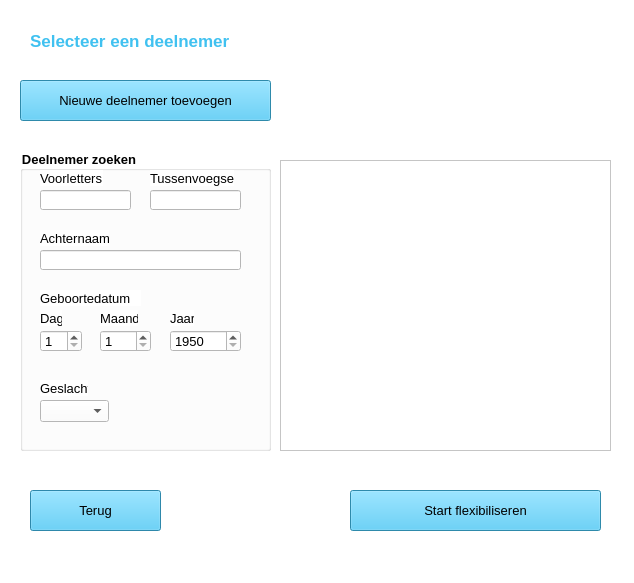
Alwin1234567/AR-project, file deelnemerselectie.ui: the form before one commit.
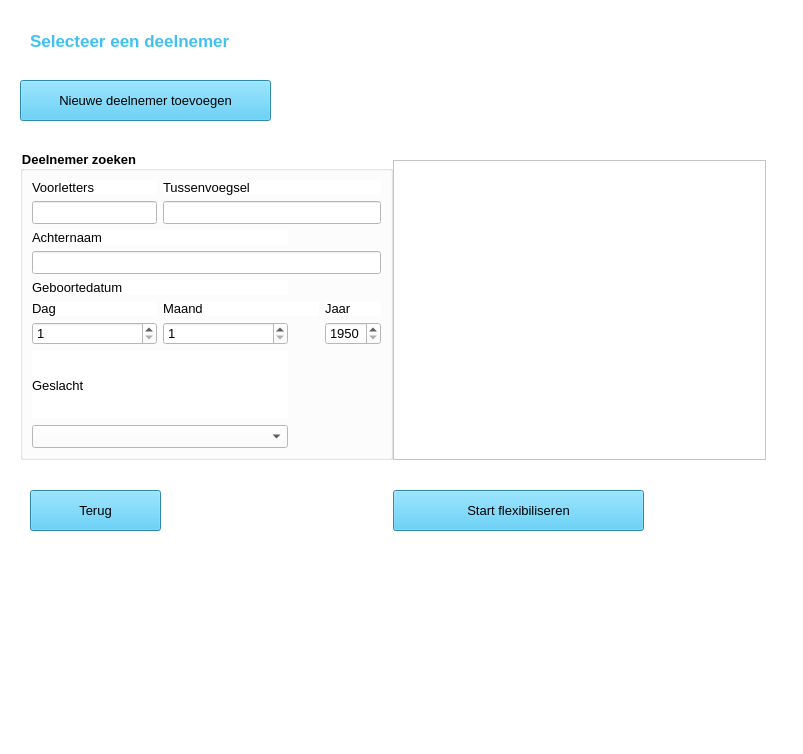
The form after the commit. Icons and pictures are not drawn.

Patch:
```diff
--- a/deelnemerselectie.ui
+++ b/deelnemerselectie.ui
@@ -6,8 +6,8 @@
    <rect>
     <x>0</x>
     <y>0</y>
-    <width>634</width>
-    <height>583</height>
+    <width>803</width>
+    <height>754</height>
    </rect>
   </property>
   <property name="windowTitle">
@@ -20,12 +20,18 @@
    <widget class="QLabel" name="lbl_logo">
     <property name="geometry">
      <rect>
-      <x>400</x>
-      <y>0</y>
+      <x>590</x>
+      <y>10</y>
       <width>200</width>
       <height>44</height>
      </rect>
     </property>
+    <property name="sizePolicy">
+     <sizepolicy hsizetype="Minimum" vsizetype="Fixed">
+      <horstretch>0</horstretch>
+      <verstretch>0</verstretch>
+     </sizepolicy>
+    </property>
     <property name="text">
      <string/>
     </property>
@@ -62,12 +68,18 @@
    <widget class="QPushButton" name="btnStartFlexibiliseren">
     <property name="geometry">
      <rect>
-      <x>350</x>
+      <x>393</x>
       <y>490</y>
       <width>251</width>
       <height>41</height>
      </rect>
     </property>
+    <property name="sizePolicy">
+     <sizepolicy hsizetype="Expanding" vsizetype="Fixed">
+      <horstretch>0</horstretch>
+      <verstretch>0</verstretch>
+     </sizepolicy>
+    </property>
     <property name="font">
      <font>
       <pointsize>10</pointsize>
@@ -83,12 +95,18 @@
    <widget class="QListWidget" name="lwKeuzes">
     <property name="geometry">
      <rect>
-      <x>280</x>
+      <x>393</x>
       <y>160</y>
-      <width>331</width>
-      <height>291</height>
+      <width>373</width>
+      <height>300</height>
      </rect>
     </property>
+    <property name="sizePolicy">
+     <sizepolicy hsizetype="Minimum" vsizetype="Minimum">
+      <horstretch>0</horstretch>
+      <verstretch>0</verstretch>
+     </sizepolicy>
+    </property>
     <property name="font">
      <font>
       <pointsize>10</pointsize>
@@ -100,10 +118,16 @@
      <rect>
       <x>20</x>
       <y>150</y>
-      <width>251</width>
-      <height>301</height>
+      <width>373</width>
+      <height>310</height>
      </rect>
     </property>
+    <property name="sizePolicy">
+     <sizepolicy hsizetype="Expanding" vsizetype="Fixed">
+      <horstretch>10</horstretch>
+      <verstretch>0</verstretch>
+     </sizepolicy>
+    </property>
     <property name="font">
      <font>
       <pointsize>10</pointsize>
@@ -114,14 +138,14 @@
     <property name="title">
      <string>Deelnemer zoeken</string>
     </property>
+    <layout class="QGridLayout" name="gridLayout">
+     <item row="2" column="0" colspan="2">
     <widget class="QLabel" name="label_8">
-     <property name="geometry">
-      <rect>
-       <x>20</x>
-       <y>80</y>
-       <width>69</width>
-       <height>16</height>
-      </rect>
+       <property name="sizePolicy">
+        <sizepolicy hsizetype="Expanding" vsizetype="Fixed">
+         <horstretch>10</horstretch>
+         <verstretch>0</verstretch>
+        </sizepolicy>
      </property>
      <property name="font">
       <font>
@@ -132,29 +156,59 @@
       <string>Achternaam</string>
      </property>
     </widget>
+     </item>
+     <item row="3" column="0" colspan="4">
     <widget class="QLineEdit" name="txtAchternaam">
-     <property name="geometry">
-      <rect>
-       <x>20</x>
-       <y>100</y>
-       <width>201</width>
-       <height>20</height>
-      </rect>
-     </property>
+       <property name="font">
+        <font>
+         <pointsize>10</pointsize>
+        </font>
+       </property>
+      </widget>
+     </item>
+     <item row="4" column="0" colspan="2">
+      <widget class="QLabel" name="label_11">
+       <property name="sizePolicy">
+        <sizepolicy hsizetype="Expanding" vsizetype="Fixed">
+         <horstretch>0</horstretch>
+         <verstretch>0</verstretch>
+        </sizepolicy>
+       </property>
      <property name="font">
       <font>
        <pointsize>10</pointsize>
       </font>
      </property>
-    </widget>
+       <property name="text">
+        <string>Geboortedatum</string>
+       </property>
+      </widget>
+     </item>
+     <item row="5" column="0">
+      <widget class="QLabel" name="label">
+       <property name="sizePolicy">
+        <sizepolicy hsizetype="Expanding" vsizetype="Fixed">
+         <horstretch>0</horstretch>
+         <verstretch>0</verstretch>
+        </sizepolicy>
+       </property>
+       <property name="font">
+        <font>
+         <pointsize>10</pointsize>
+        </font>
+       </property>
+       <property name="text">
+        <string>Dag</string>
+       </property>
+      </widget>
+     </item>
+     <item row="5" column="1" colspan="2">
     <widget class="QLabel" name="label_2">
-     <property name="geometry">
-      <rect>
-       <x>80</x>
-       <y>160</y>
-       <width>38</width>
-       <height>16</height>
-      </rect>
+       <property name="sizePolicy">
+        <sizepolicy hsizetype="Expanding" vsizetype="Fixed">
+         <horstretch>0</horstretch>
+         <verstretch>0</verstretch>
+        </sizepolicy>
      </property>
      <property name="font">
       <font>
@@ -165,35 +219,32 @@
       <string>Maand</string>
      </property>
     </widget>
-    <widget class="QSpinBox" name="sbMaand">
-     <property name="geometry">
-      <rect>
-       <x>80</x>
-       <y>180</y>
-       <width>51</width>
-       <height>22</height>
-      </rect>
+     </item>
+     <item row="5" column="3">
+      <widget class="QLabel" name="label_3">
+       <property name="sizePolicy">
+        <sizepolicy hsizetype="Expanding" vsizetype="Fixed">
+         <horstretch>0</horstretch>
+         <verstretch>0</verstretch>
+        </sizepolicy>
      </property>
      <property name="font">
       <font>
        <pointsize>10</pointsize>
       </font>
      </property>
-     <property name="minimum">
-      <number>1</number>
-     </property>
-     <property name="maximum">
-      <number>12</number>
-     </property>
-    </widget>
+       <property name="text">
+        <string>Jaar</string>
+       </property>
+      </widget>
+     </item>
+     <item row="6" column="0">
     <widget class="QSpinBox" name="sbDag">
-     <property name="geometry">
-      <rect>
-       <x>20</x>
-       <y>180</y>
-       <width>42</width>
-       <height>22</height>
-      </rect>
+       <property name="sizePolicy">
+        <sizepolicy hsizetype="Expanding" vsizetype="Fixed">
+         <horstretch>0</horstretch>
+         <verstretch>0</verstretch>
+        </sizepolicy>
      </property>
      <property name="font">
       <font>
@@ -207,62 +258,56 @@
       <number>31</number>
      </property>
     </widget>
-    <widget class="QLineEdit" name="txtTussenvoegsel">
-     <property name="geometry">
-      <rect>
-       <x>130</x>
-       <y>40</y>
-       <width>91</width>
-       <height>20</height>
-      </rect>
+     </item>
+     <item row="6" column="1">
+      <widget class="QSpinBox" name="sbMaand">
+       <property name="sizePolicy">
+        <sizepolicy hsizetype="Expanding" vsizetype="Fixed">
+         <horstretch>0</horstretch>
+         <verstretch>0</verstretch>
+        </sizepolicy>
      </property>
      <property name="font">
       <font>
        <pointsize>10</pointsize>
       </font>
      </property>
-    </widget>
-    <widget class="QLabel" name="label_7">
-     <property name="geometry">
-      <rect>
-       <x>130</x>
-       <y>20</y>
-       <width>84</width>
-       <height>16</height>
-      </rect>
-     </property>
-     <property name="font">
-      <font>
-       <pointsize>10</pointsize>
-      </font>
-     </property>
-     <property name="text">
-      <string>Tussenvoegsel</string>
-     </property>
-    </widget>
-    <widget class="QLineEdit" name="txtVoorletters">
-     <property name="geometry">
-      <rect>
-       <x>20</x>
-       <y>40</y>
-       <width>91</width>
-       <height>20</height>
-      </rect>
+       <property name="minimum">
+        <number>1</number>
+       </property>
+       <property name="maximum">
+        <number>12</number>
+       </property>
+      </widget>
+     </item>
+     <item row="6" column="3">
+      <widget class="QSpinBox" name="sbJaar">
+       <property name="sizePolicy">
+        <sizepolicy hsizetype="Expanding" vsizetype="Fixed">
+         <horstretch>0</horstretch>
+         <verstretch>0</verstretch>
+        </sizepolicy>
      </property>
      <property name="font">
       <font>
        <pointsize>10</pointsize>
       </font>
      </property>
-    </widget>
-    <widget class="QLabel" name="label_6">
-     <property name="geometry">
-      <rect>
-       <x>20</x>
-       <y>20</y>
-       <width>63</width>
-       <height>16</height>
-      </rect>
+       <property name="minimum">
+        <number>1950</number>
+       </property>
+       <property name="maximum">
+        <number>2100</number>
+       </property>
+      </widget>
+     </item>
+     <item row="7" column="0" colspan="2">
+      <widget class="QLabel" name="label_4">
+       <property name="sizePolicy">
+        <sizepolicy hsizetype="Expanding" vsizetype="Expanding">
+         <horstretch>100</horstretch>
+         <verstretch>100</verstretch>
+        </sizepolicy>
      </property>
      <property name="font">
       <font>
@@ -270,17 +315,17 @@
       </font>
      </property>
      <property name="text">
-      <string>Voorletters</string>
-     </property>
-    </widget>
+        <string>Geslacht</string>
+       </property>
+      </widget>
+     </item>
+     <item row="8" column="0" colspan="2">
     <widget class="QComboBox" name="cbGeslacht">
-     <property name="geometry">
-      <rect>
-       <x>20</x>
-       <y>250</y>
-       <width>69</width>
-       <height>22</height>
-      </rect>
+       <property name="sizePolicy">
+        <sizepolicy hsizetype="Expanding" vsizetype="Fixed">
+         <horstretch>0</horstretch>
+         <verstretch>0</verstretch>
+        </sizepolicy>
      </property>
      <property name="font">
       <font>
@@ -308,71 +353,63 @@
       </property>
      </item>
     </widget>
-    <widget class="QLabel" name="label_4">
-     <property name="geometry">
-      <rect>
-       <x>20</x>
-       <y>230</y>
-       <width>48</width>
-       <height>16</height>
-      </rect>
+     </item>
+     <item row="1" column="0">
+      <widget class="QLineEdit" name="txtVoorletters">
+       <property name="sizePolicy">
+        <sizepolicy hsizetype="MinimumExpanding" vsizetype="Fixed">
+         <horstretch>0</horstretch>
+         <verstretch>0</verstretch>
+        </sizepolicy>
      </property>
      <property name="font">
       <font>
        <pointsize>10</pointsize>
       </font>
      </property>
-     <property name="text">
-      <string>Geslacht</string>
-     </property>
-    </widget>
-    <widget class="QLabel" name="label">
-     <property name="geometry">
-      <rect>
-       <x>20</x>
-       <y>160</y>
-       <width>22</width>
-       <height>16</height>
-      </rect>
-     </property>
+       <property name="inputMethodHints">
+        <set>Qt::ImhUppercaseOnly</set>
+       </property>
+      </widget>
+     </item>
+     <item row="0" column="0">
+      <widget class="QLabel" name="label_6">
+       <property name="enabled">
+        <bool>true</bool>
+       </property>
+       <property name="sizePolicy">
+        <sizepolicy hsizetype="Ignored" vsizetype="Ignored">
+         <horstretch>0</horstretch>
+         <verstretch>0</verstretch>
+        </sizepolicy>
+       </property>
      <property name="font">
       <font>
        <pointsize>10</pointsize>
-      </font>
-     </property>
+         <stylestrategy>PreferDefault</stylestrategy>
+        </font>
+       </property>
+       <property name="tabletTracking">
+        <bool>false</bool>
+       </property>
      <property name="text">
-      <string>Dag</string>
-     </property>
-    </widget>
-    <widget class="QSpinBox" name="sbJaar">
-     <property name="geometry">
-      <rect>
-       <x>150</x>
-       <y>180</y>
-       <width>71</width>
-       <height>22</height>
-      </rect>
-     </property>
-     <property name="font">
-      <font>
-       <pointsize>10</pointsize>
-      </font>
-     </property>
-     <property name="minimum">
-      <number>1950</number>
-     </property>
-     <property name="maximum">
-      <number>2100</number>
-     </property>
-    </widget>
-    <widget class="QLabel" name="label_3">
-     <property name="geometry">
-      <rect>
-       <x>150</x>
-       <y>160</y>
-       <width>24</width>
-       <height>16</height>
-      </rect>
+        <string>Voorletters</string>
+       </property>
+       <property name="wordWrap">
+        <bool>true</bool>
+       </property>
+       <property name="buddy">
+        <cstring></cstring>
+       </property>
+      </widget>
+     </item>
+     <item row="0" column="1" colspan="3">
+      <widget class="QLabel" name="label_7">
+       <property name="sizePolicy">
+        <sizepolicy hsizetype="Ignored" vsizetype="Ignored">
+         <horstretch>20</horstretch>
+         <verstretch>20</verstretch>
+        </sizepolicy>
      </property>
      <property name="font">
       <font>
@@ -380,33 +417,20 @@
       </font>
      </property>
      <property name="text">
-      <string>Jaar</string>
-     </property>
-    </widget>
-    <widget class="QLabel" name="label_11">
-     <property name="geometry">
-      <rect>
-       <x>20</x>
-       <y>140</y>
-       <width>101</width>
-       <height>16</height>
-      </rect>
-     </property>
-     <property name="sizePolicy">
-      <sizepolicy hsizetype="Fixed" vsizetype="Fixed">
-       <horstretch>0</horstretch>
-       <verstretch>0</verstretch>
-      </sizepolicy>
-     </property>
+        <string>Tussenvoegsel</string>
+       </property>
+      </widget>
+     </item>
+     <item row="1" column="1" colspan="3">
+      <widget class="QLineEdit" name="txtTussenvoegsel">
      <property name="font">
       <font>
        <pointsize>10</pointsize>
       </font>
      </property>
-     <property name="text">
-      <string>Geboortedatum</string>
-     </property>
-    </widget>
+      </widget>
+     </item>
+    </layout>
    </widget>
    <widget class="QLabel" name="label_9">
     <property name="geometry">
@@ -454,29 +478,27 @@
      <string>Terug</string>
     </property>
    </widget>
-   <widget class="QLabel" name="lblFoutmeldingKiezen">
+   <widget class="QFrame" name="horizontalFrame">
     <property name="geometry">
      <rect>
-      <x>30</x>
-      <y>450</y>
-      <width>571</width>
-      <height>31</height>
+      <x>20</x>
+      <y>480</y>
+      <width>731</width>
+      <height>80</height>
      </rect>
     </property>
-    <property name="font">
-     <font>
-      <pointsize>10</pointsize>
-     </font>
+    <layout class="QHBoxLayout" name="horizontalLayout"/>
+   </widget>
+   <widget class="QFrame" name="horizontalFrame">
+    <property name="geometry">
+     <rect>
+      <x>10</x>
+      <y>20</y>
+      <width>271</width>
+      <height>111</height>
+     </rect>
     </property>
-    <property name="styleSheet">
-     <string notr="true">color: rgb(255, 0, 4);</string>
-    </property>
-    <property name="text">
-     <string/>
-    </property>
-    <property name="alignment">
-     <set>Qt::AlignCenter</set>
-    </property>
+    <layout class="QHBoxLayout" name="horizontalLayout_2"/>
    </widget>
    <zorder>lblFoutmeldingKiezen</zorder>
    <zorder>lbl_logo</zorder>
```
Left out of the diff: 36 changed lines with no effect on the pictures. Lines whose indentation alone changed are shown as unchanged.
